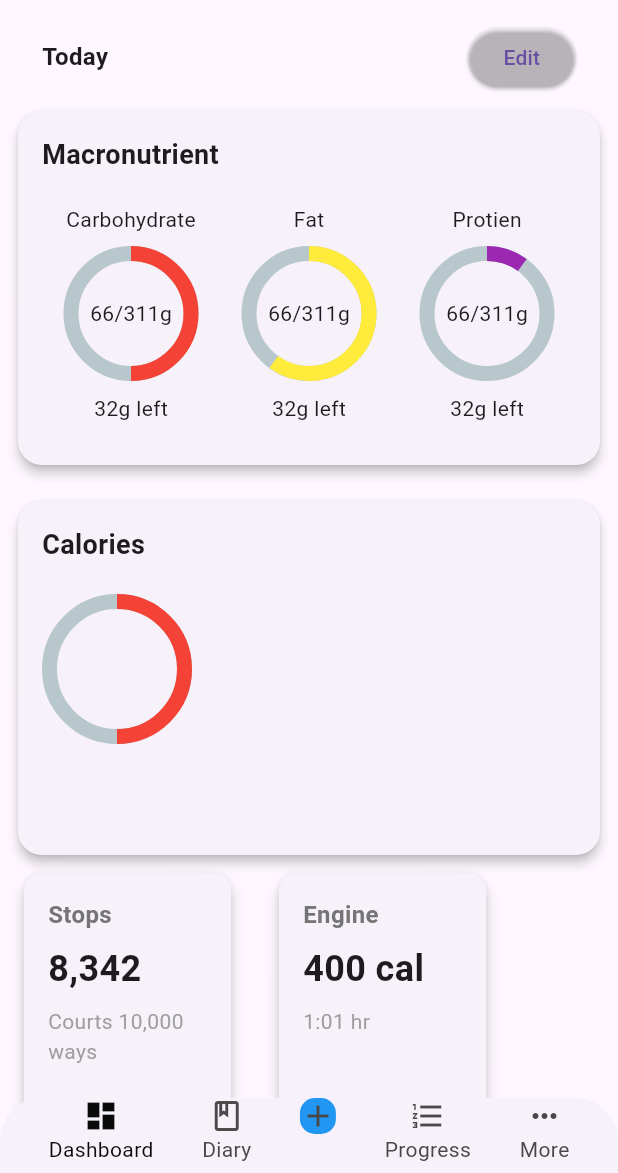
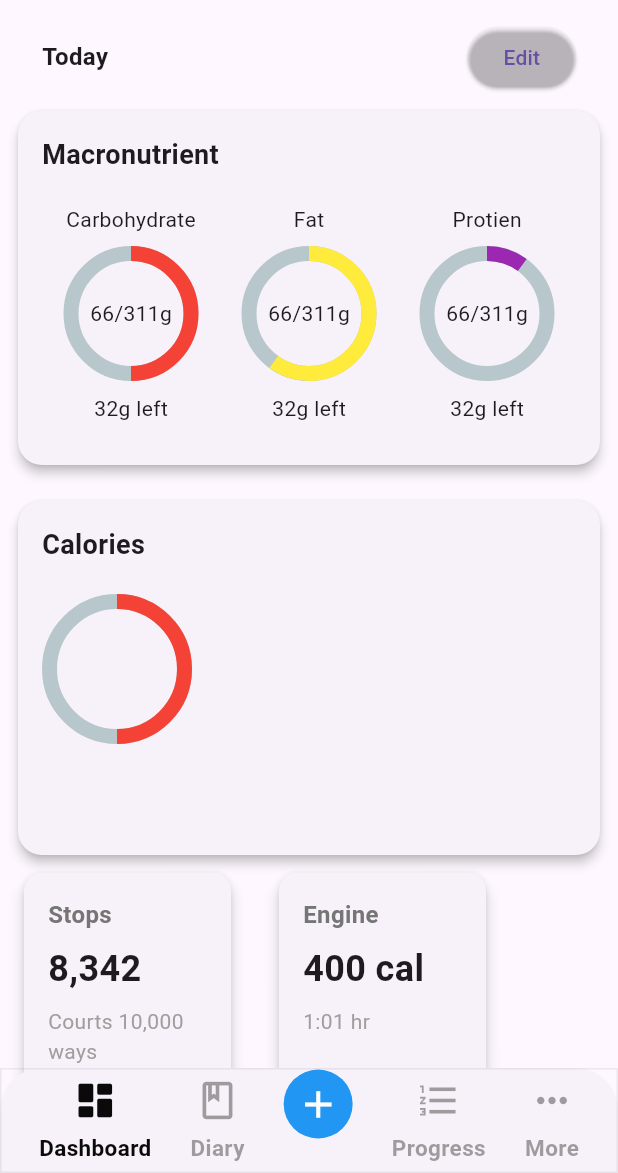
Before and after one commit to jabezinu/MyFitnesspal_TeamIV, a Flutter app: the MainPage screen opened by its route, on a phone screen of 412 x 824 dp, the part 63-1236 px from its top. Run offline on Flutter 3.47's test engine with Material 3 defaults, Android fonts, the phone set to English and light mode, and no system bars; drawn by our look-alikes of percent_indicator; our stand-ins replace flutter_bloc.

Commit message:
fixed some ui issues

```diff
--- a/mobile_flutter/lib/auth/landing_page.dart
+++ b/mobile_flutter/lib/auth/landing_page.dart
@@ -10,20 +10,29 @@ class LandingPage extends StatelessWidget {
       backgroundColor: appBackground(1),
       body: Center(
         child: Column(
-          mainAxisAlignment: MainAxisAlignment.center,
+          mainAxisAlignment: MainAxisAlignment.spaceAround,
           children: [
+            Spacer(),
             Text("Logo", style: TextStyle(color: appWhite(1))),
-            SizedBox(height: 50),
-            Text("Welcome", style: TextStyle(color: appWhite(1), fontSize: 40)),
-            SizedBox(height: 20),
-            Text("Log it, live it.", style: TextStyle(color: appWhite(1))),
-            SizedBox(height: 50),
+            Spacer(),
+            Column(
+              children: [
+                Text(
+                  "Welcome",
+                  style: TextStyle(color: appWhite(1), fontSize: 40),
+                ),
+                SizedBox(height: 20),
+                Text("Log it, live it.", style: TextStyle(color: appWhite(1))),
+              ],
+            ),
+            Spacer(),
             ElevatedButton(
               onPressed: () {
                 Navigator.pushNamed(context, '/main');
               },
               child: Text("Get Started", style: TextStyle(color: appBlack(1))),
             ),
+            Spacer(),
           ],
         ),
       ),
--- a/mobile_flutter/lib/logic/main_page_nav/main_page_nav_cubit.dart
+++ b/mobile_flutter/lib/logic/main_page_nav/main_page_nav_cubit.dart
@@ -1,7 +1,7 @@
 import 'package:flutter/material.dart';
 import 'package:flutter_bloc/flutter_bloc.dart';
 import 'package:myfitnesspal/logic/main_page_nav/main_page_nav_state.dart';
-import 'package:myfitnesspal/screen/home.dart';
+import 'package:myfitnesspal/ui/screen/home.dart';
 
 class MainPageNavCubit extends Cubit<MainPageNavState> {
   MainPageNavCubit() : super(MainPageNavState(Home(), 0));
--- a/mobile_flutter/lib/main.dart
+++ b/mobile_flutter/lib/main.dart
@@ -2,7 +2,7 @@ import 'package:flutter/material.dart';
 import 'package:flutter_bloc/flutter_bloc.dart';
 import 'package:myfitnesspal/logic/main_page_nav/main_page_nav_cubit.dart';
 import 'package:myfitnesspal/router/app_router.dart';
-import 'package:myfitnesspal/screen/home.dart';
+import 'package:myfitnesspal/ui/screen/home.dart';
 
 void main() {
   runApp(const MyApp());
--- a/mobile_flutter/lib/router/app_router.dart
+++ b/mobile_flutter/lib/router/app_router.dart
@@ -1,7 +1,7 @@
 import 'package:myfitnesspal/auth/landing_page.dart';
-import 'package:myfitnesspal/screen/home.dart';
-import 'package:myfitnesspal/screen/main_page.dart';
-import 'package:myfitnesspal/screen/profile_page.dart';
+import 'package:myfitnesspal/ui/screen/home.dart';
+import 'package:myfitnesspal/ui/screen/main_page.dart';
+import 'package:myfitnesspal/ui/screen/profile_page.dart';
 
 final appRoute = {
   '/': (_) => LandingPage(),
--- a/mobile_flutter/lib/screen/add.dart
+++ /dev/null
@@ -1,9 +0,0 @@
-import 'package:flutter/material.dart';
-
-class Add extends StatelessWidget {
-  const Add({super.key});
-  @override
-  Widget build(BuildContext context) {
-    return Center(child: Text("Add Page"));
-  }
-}
--- a/mobile_flutter/lib/screen/main_page.dart
+++ /dev/null
@@ -1,93 +0,0 @@
-import 'package:flutter/cupertino.dart';
-import 'package:flutter/material.dart';
-import 'package:flutter_bloc/flutter_bloc.dart';
-import 'package:myfitnesspal/constatnts/app_colors.dart';
-import 'package:myfitnesspal/logic/main_page_nav/main_page_nav_cubit.dart';
-import 'package:myfitnesspal/logic/main_page_nav/main_page_nav_state.dart';
-import 'package:myfitnesspal/screen/add.dart';
-import 'package:myfitnesspal/screen/diary.dart';
-import 'package:myfitnesspal/screen/home.dart';
-import 'package:myfitnesspal/screen/more.dart';
-import 'package:myfitnesspal/screen/paln.dart';
-
-class MainPage extends StatelessWidget {
-  MainPage({super.key});
-
-  final List<Map<String, dynamic>> userPages = [
-    {'name': "Dashboard", "icon": Icons.dashboard, "target": Home()},
-    {'name': "Diary", "icon": Icons.book_outlined, "target": Diary()},
-    {'name': "", "icon": Icons.add, "target": Add()},
-    {
-      'name': "Progress",
-      "icon": Icons.format_list_numbered_sharp,
-      "target": Plan(),
-    },
-    {'name': "More", "icon": Icons.more_horiz, "target": More()},
-  ];
-
-  @override
-  Widget build(BuildContext context) {
-    return BlocBuilder<MainPageNavCubit, MainPageNavState>(
-      builder: (context, state) {
-        return SafeArea(
-          child: Scaffold(
-            body: state.currentPage,
-            bottomSheet: Row(
-              mainAxisAlignment: MainAxisAlignment.spaceEvenly,
-              children: [
-                for (var item in userPages)
-                  InkWell(
-                    onTap: () {
-                      // identify role and change userPages.indexOf(item)
-                      BlocProvider.of<MainPageNavCubit>(
-                        context,
-                      ).changePage(item['target'], userPages.indexOf(item));
-                    },
-                    child: SizedBox(
-                      height: 50,
-                      child: Column(
-                        // mainAxisAlignment: MainAxisAlignment.end,
-                        children: [
-                          DecoratedBox(
-                            decoration:
-                                userPages.indexOf(item) == 2
-                                    ? BoxDecoration(
-                                      color: Colors.blue,
-                                      borderRadius: BorderRadius.circular(10),
-                                    )
-                                    : BoxDecoration(),
-                            child: Icon(
-                              item['icon'],
-                              color:
-                                  BlocProvider.of<MainPageNavCubit>(
-                                            context,
-                                          ).state.currentIndex ==
-                                          userPages.indexOf(item)
-                                      ? appBlack(1)
-                                      : appGrey(1),
-                            ),
-                          ),
-                          Text(
-                            "${item['name']}",
-                            style: TextStyle(
-                              color:
-                                  BlocProvider.of<MainPageNavCubit>(
-                                            context,
-                                          ).state.currentIndex ==
-                                          userPages.indexOf(item)
-                                      ? appBlack(1)
-                                      : appGrey(1),
-                            ),
-                          ),
-                        ],
-                      ),
-                    ),
-                  ),
-              ],
-            ),
-          ),
-        );
-      },
-    );
-  }
-}
--- a/mobile_flutter/lib/screen/home.dart
+++ b/mobile_flutter/lib/ui/screen/home.dart
@@ -14,7 +14,6 @@ class _HomePage extends State<Home> {
   @override
   Widget build(BuildContext context) {
     return Scaffold(
-      // bottomNavigationBar: _buildNavigationBar(),
       appBar: AppBar(
         leading: IconButton(
           onPressed: () {
--- /dev/null
+++ b/mobile_flutter/lib/ui/screen/main_page.dart
@@ -0,0 +1,116 @@
+import 'package:flutter/cupertino.dart';
+import 'package:flutter/material.dart';
+import 'package:flutter_bloc/flutter_bloc.dart';
+import 'package:myfitnesspal/constatnts/app_colors.dart';
+import 'package:myfitnesspal/logic/main_page_nav/main_page_nav_cubit.dart';
+import 'package:myfitnesspal/logic/main_page_nav/main_page_nav_state.dart';
+import 'package:myfitnesspal/ui/widgets/add.dart';
+import 'package:myfitnesspal/ui/screen/diary.dart';
+import 'package:myfitnesspal/ui/screen/home.dart';
+import 'package:myfitnesspal/ui/screen/more.dart';
+import 'package:myfitnesspal/ui/screen/paln.dart';
+
+class MainPage extends StatelessWidget {
+  MainPage({super.key});
+
+  final List<Map<String, dynamic>> userPages = [
+    {'name': "Dashboard", "icon": Icons.dashboard_rounded, "target": Home()},
+    {'name': "Diary", "icon": Icons.book_outlined, "target": Diary()},
+    {'name': "", "icon": Icons.add, "target": addIconWidget()},
+    {
+      'name': "Progress",
+      "icon": Icons.format_list_numbered_sharp,
+      "target": Plan(),
+    },
+    {'name': "More", "icon": Icons.more_horiz, "target": More()},
+  ];
+
+  @override
+  Widget build(BuildContext context) {
+    return BlocBuilder<MainPageNavCubit, MainPageNavState>(
+      builder: (context, state) {
+        return Scaffold(
+          body: state.currentPage,
+
+          bottomSheet: DecoratedBox(
+            decoration: BoxDecoration(
+              border: BoxBorder.all(color: appGrey(0.1)),
+            ),
+            child: Row(
+              mainAxisAlignment: MainAxisAlignment.spaceEvenly,
+              children: [
+                for (var item in userPages)
+                  InkWell(
+                    onTap: () {
+                      // identify role and change userPages.indexOf(item)
+
+                      if (userPages.indexOf(item) != 2) {
+                        BlocProvider.of<MainPageNavCubit>(
+                          context,
+                        ).changePage(item['target'], userPages.indexOf(item));
+                      } else {
+                        showModalBottomSheet(
+                          context: context,
+                          builder:
+                              (context) =>
+                                  addIconWidget(), // Replace with your widget
+                        );
+                      }
+                    },
+                    child: SizedBox(
+                      height: 70,
+                      child: Column(
+                        mainAxisAlignment: MainAxisAlignment.spaceEvenly,
+                        children: [
+                          (userPages.indexOf(item) == 2)
+                              ? Container(
+                                decoration: BoxDecoration(
+                                  color: Colors.blue,
+                                  borderRadius: BorderRadius.circular(30),
+                                ),
+                                child: Padding(
+                                  padding: const EdgeInsets.all(8.0),
+                                  child: Icon(
+                                    Icons.add,
+                                    color: Colors.white,
+                                    size: 30,
+                                  ),
+                                ),
+                              )
+                              : Icon(
+                                item['icon'],
+                                size: 30,
+                                color:
+                                    BlocProvider.of<MainPageNavCubit>(
+                                              context,
+                                            ).state.currentIndex ==
+                                            userPages.indexOf(item)
+                                        ? appBlack(1)
+                                        : appGrey(0.51),
+                              ),
+                          Text(
+                            "${item['name']}",
+                            style: TextStyle(
+                              fontSize: 15,
+                              fontWeight: FontWeight.bold,
+                              color:
+                                  BlocProvider.of<MainPageNavCubit>(
+                                            context,
+                                          ).state.currentIndex ==
+                                          userPages.indexOf(item)
+                                      ? appBlack(1)
+                                      : appGrey(0.51),
+                            ),
+                          ),
+                        ],
+                      ),
+                    ),
+                  ),
+              ],
+            ),
+          ),
+        );
+      },
+    );
+  }
+}
--- /dev/null
+++ b/mobile_flutter/lib/ui/widgets/add.dart
@@ -0,0 +1,28 @@
+import 'package:flutter/material.dart';
+
+Widget addIconWidget() {
+  return Column(
+    children: [
+      SizedBox(height: 10),
+      Container(
+        decoration: BoxDecoration(
+          color: Colors.blue,
+          borderRadius: BorderRadius.circular(30),
+        ),
+        child: Padding(
+          padding: const EdgeInsets.all(8.0),
+          child: Icon(Icons.add, color: Colors.white, size: 30),
+        ),
+      ),
+      SizedBox(height: 5),
+      Text(
+        "Add",
+        style: TextStyle(
+          fontSize: 15,
+          fontWeight: FontWeight.bold,
+          color: Colors.grey,
+        ),
+      ),
+    ],
+  );
+}
```
Also changed, not shown: mobile_flutter/lib/ui/screen/diary.dart (renamed from mobile_flutter/lib/screen/diary.dart), mobile_flutter/lib/ui/screen/more.dart (renamed from mobile_flutter/lib/screen/more.dart), mobile_flutter/lib/ui/screen/paln.dart (renamed from mobile_flutter/lib/screen/paln.dart), mobile_flutter/lib/ui/screen/profile_page.dart (renamed from mobile_flutter/lib/screen/profile_page.dart).
